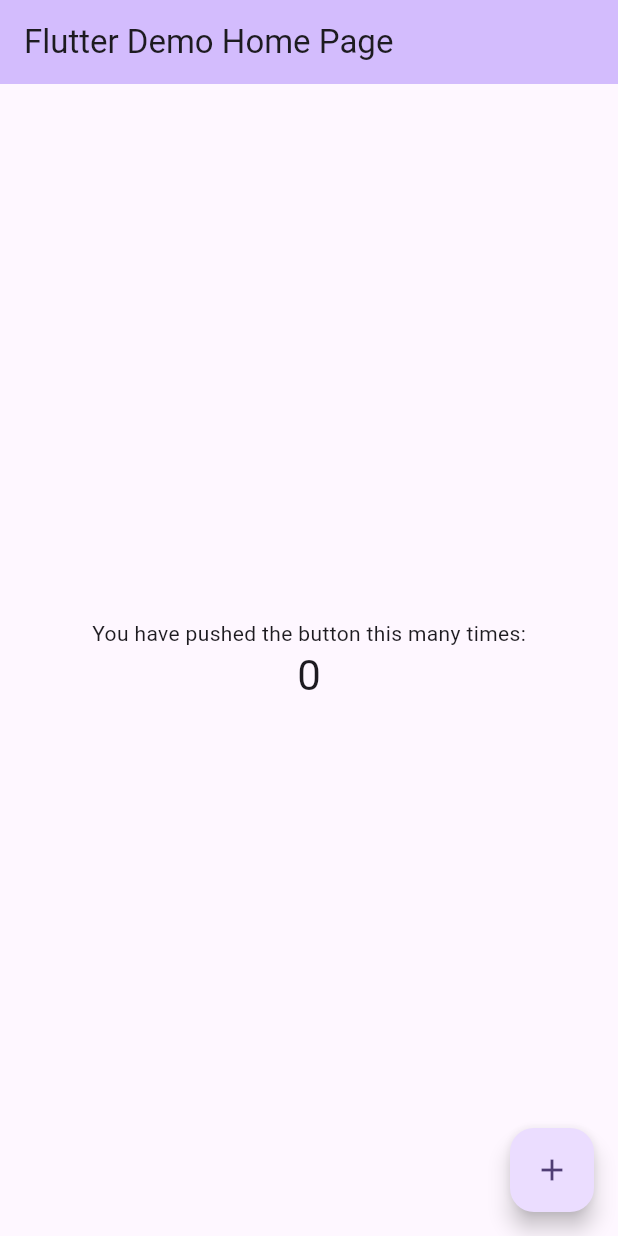
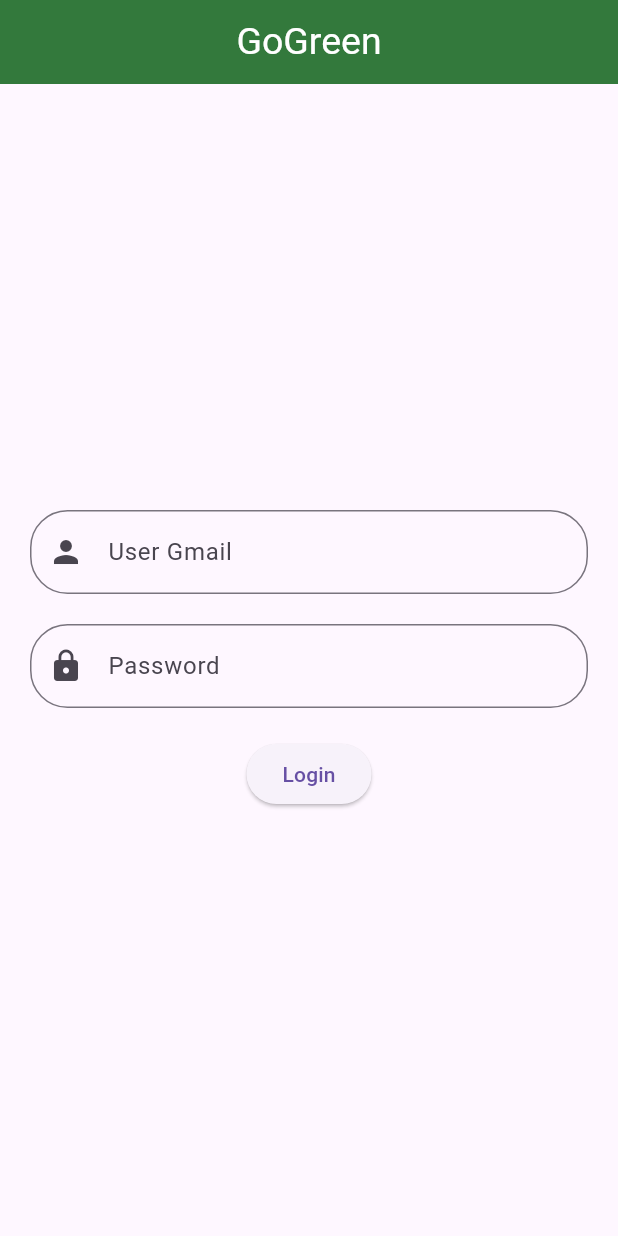
Before and after one commit to Kavan2003/gogreen, a Flutter app: the screen it shows after launch, on a phone screen of 412 x 824 dp. Run offline on Flutter 3.47's test engine with Material 3 defaults, Android fonts, the light colour scheme and no system bars.

Commit message:
login screen impplement home screen

```diff
--- a/gogreenfrontend/lib/main.dart
+++ b/gogreenfrontend/lib/main.dart
@@ -1,125 +1,19 @@
 import 'package:flutter/material.dart';
+import 'package:gogreenfrontend/screens/home/home.dart';
+import 'package:gogreenfrontend/screens/login/login.dart';
 
 void main() {
-  runApp(const MyApp());
+  runApp(MyApp());
 }
 
 class MyApp extends StatelessWidget {
-  const MyApp({super.key});
+  const MyApp({Key? key});
 
-  // This widget is the root of your application.
   @override
   Widget build(BuildContext context) {
-    return MaterialApp(
-      title: 'Flutter Demo',
-      theme: ThemeData(
-        // This is the theme of your application.
-        //
-        // TRY THIS: Try running your application with "flutter run". You'll see
-        // the application has a purple toolbar. Then, without quitting the app,
-        // try changing the seedColor in the colorScheme below to Colors.green
-        // and then invoke "hot reload" (save your changes or press the "hot
-        // reload" button in a Flutter-supported IDE, or press "r" if you used
-        // the command line to start the app).
-        //
-        // Notice that the counter didn't reset back to zero; the application
-        // state is not lost during the reload. To reset the state, use hot
-        // restart instead.
-        //
-        // This works for code too, not just values: Most code changes can be
-        // tested with just a hot reload.
-        colorScheme: ColorScheme.fromSeed(seedColor: Colors.deepPurple),
-        useMaterial3: true,
-      ),
-      home: const MyHomePage(title: 'Flutter Demo Home Page'),
+    return const MaterialApp(
+      debugShowCheckedModeBanner: false,
+      home: Login(), // Use your Home widget here
     );
   }
 }
-
-class MyHomePage extends StatefulWidget {
-  const MyHomePage({super.key, required this.title});
-
-  // This widget is the home page of your application. It is stateful, meaning
-  // that it has a State object (defined below) that contains fields that affect
-  // how it looks.
-
-  // This class is the configuration for the state. It holds the values (in this
-  // case the title) provided by the parent (in this case the App widget) and
-  // used by the build method of the State. Fields in a Widget subclass are
-  // always marked "final".
-
-  final String title;
-
-  @override
-  State<MyHomePage> createState() => _MyHomePageState();
-}
-
-class _MyHomePageState extends State<MyHomePage> {
-  int _counter = 0;
-
-  void _incrementCounter() {
-    setState(() {
-      // This call to setState tells the Flutter framework that something has
-      // changed in this State, which causes it to rerun the build method below
-      // so that the display can reflect the updated values. If we changed
-      // _counter without calling setState(), then the build method would not be
-      // called again, and so nothing would appear to happen.
-      _counter++;
-    });
-  }
-
-  @override
-  Widget build(BuildContext context) {
-    // This method is rerun every time setState is called, for instance as done
-    // by the _incrementCounter method above.
-    //
-    // The Flutter framework has been optimized to make rerunning build methods
-    // fast, so that you can just rebuild anything that needs updating rather
-    // than having to individually change instances of widgets.
-    return Scaffold(
-      appBar: AppBar(
-        // TRY THIS: Try changing the color here to a specific color (to
-        // Colors.amber, perhaps?) and trigger a hot reload to see the AppBar
-        // change color while the other colors stay the same.
-        backgroundColor: Theme.of(context).colorScheme.inversePrimary,
-        // Here we take the value from the MyHomePage object that was created by
-        // the App.build method, and use it to set our appbar title.
-        title: Text(widget.title),
-      ),
-      body: Center(
-        // Center is a layout widget. It takes a single child and positions it
-        // in the middle of the parent.
-        child: Column(
-          // Column is also a layout widget. It takes a list of children and
-          // arranges them vertically. By default, it sizes itself to fit its
-          // children horizontally, and tries to be as tall as its parent.
-          //
-          // Column has various properties to control how it sizes itself and
-          // how it positions its children. Here we use mainAxisAlignment to
-          // center the children vertically; the main axis here is the vertical
-          // axis because Columns are vertical (the cross axis would be
-          // horizontal).
-          //
-          // TRY THIS: Invoke "debug painting" (choose the "Toggle Debug Paint"
-          // action in the IDE, or press "p" in the console), to see the
-          // wireframe for each widget.
-          mainAxisAlignment: MainAxisAlignment.center,
-          children: <Widget>[
-            const Text(
-              'You have pushed the button this many times:',
-            ),
-            Text(
-              '$_counter',
-              style: Theme.of(context).textTheme.headlineMedium,
-            ),
-          ],
-        ),
-      ),
-      floatingActionButton: FloatingActionButton(
-        onPressed: _incrementCounter,
-        tooltip: 'Increment',
-        child: const Icon(Icons.add),
-      ), // This trailing comma makes auto-formatting nicer for build methods.
-    );
-  }
-}
--- /dev/null
+++ b/gogreenfrontend/lib/screens/login/login.dart
@@ -0,0 +1,71 @@
+import 'package:flutter/material.dart';
+import '../../util/constants.dart';
+
+class Login extends StatelessWidget {
+  const Login({Key? key});
+
+  @override
+  Widget build(BuildContext context) {
+    return Scaffold(
+      appBar: AppBar(
+        title: Text(
+          "GoGreen",
+          style: TextStyle(
+            fontSize: 25.0,
+            color: GoGreenColors.primaryContrast, // Set text color
+          ),
+        ),
+        backgroundColor: GoGreenColors.primaryDark,
+        elevation: 4.0,
+        centerTitle: true,
+      ),
+      body: Padding(
+        padding: const EdgeInsets.all(20.0),
+        child: Column(
+          mainAxisAlignment: MainAxisAlignment.center,
+          children: [
+            TextField(
+              decoration: InputDecoration(
+                labelText: 'User Gmail',
+                prefixIcon: Icon(Icons.person),
+                border: OutlineInputBorder(
+                  borderRadius: BorderRadius.circular(25.0), // Adjust the border radius as needed
+                  borderSide: BorderSide(color: Colors.grey[850]!, width: 1.0), // Set default border color and width
+                ),
+                focusedBorder: OutlineInputBorder(
+                  borderRadius: BorderRadius.circular(25.0), // Adjust the border radius as needed
+                  borderSide: BorderSide(color:GoGreenColors.primaryDark, width:2.0), // Set focused border color and width
+                ),
+              ),
+            ),
+            SizedBox(height: 20),
+            TextField(
+              obscureText: true,
+              decoration: InputDecoration(
+                labelText: 'Password',
+                prefixIcon: Icon(Icons.lock),
+                border: OutlineInputBorder(
+                  borderRadius: BorderRadius.circular(25.0), // Adjust the border radius as needed
+                  borderSide: BorderSide(color: Colors.grey[850]!, width: 1.0), // Set default border color and width
+                ),
+                focusedBorder: OutlineInputBorder(
+                  borderRadius: BorderRadius.circular(25.0), // Adjust the border radius as needed
+                  borderSide: BorderSide(color:GoGreenColors.primaryDark, width:2.0), // Set focused border color and width
+                ),
+              ),
+            ),
+            SizedBox(height: 20),
+            ElevatedButton(
+              onPressed: () {
+                // Add login functionality here
+              },
+              child: Text('Login',
+
+              ),
+            ),
+          ],
+        ),
+      ),
+    );
+  }
+}
--- a/gogreenfrontend/lib/util/constants.dart
+++ b/gogreenfrontend/lib/util/constants.dart
@@ -4,7 +4,7 @@ import 'package:flutter/material.dart';
   class GoGreenColors {
     static const Color primaryColor = Color(0xFF7C9E4A); // Deep Green
     static const Color primaryLight = Color(0xFFB0CCE1); // Light Green
-  static const Color primaryDark = Color(0xFF53773A); // Dark Green
+    static  Color primaryDark = Colors.green[800]!; // Dark Green
     static const Color primaryContrast = Colors.white; // White for contrast
 
     static const Color secondaryColor = Color(0xFFC3B091); // Light Beige
```
Also changed, not shown: gogreenfrontend/lib/screens/home/home.dart (added, +178 -0 lines). Lines whose indentation alone changed are shown as unchanged.
